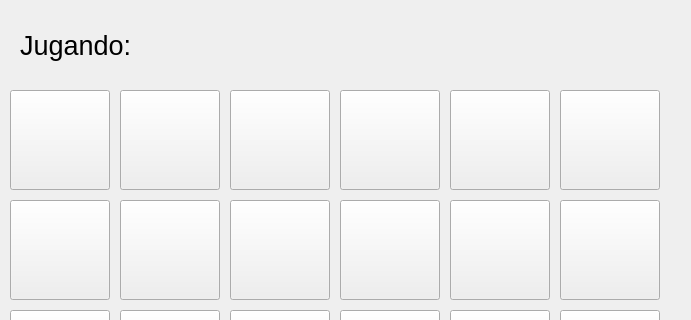
Above: Client (game)/Game/game_window.ui from Dcastroe10/Proyecto-1-Datos-II before the change; both pictures show x 0 to 691 and y 0 to 320 of the 691 by 483 pixel window. Below: the same form after it.
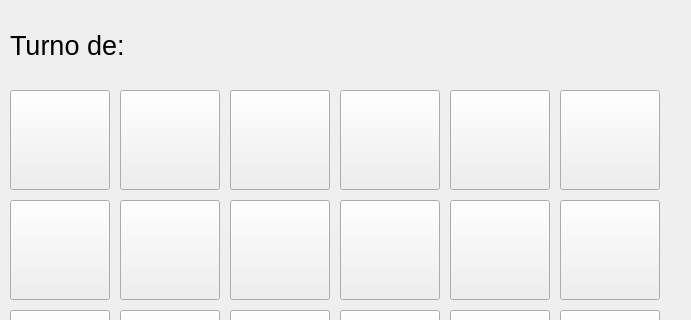
That is the form after the change.

Diff of the .ui file:
```diff
--- a/Client (game)/Game/game_window.ui
+++ b/Client (game)/Game/game_window.ui
@@ -251,7 +251,7 @@
    <widget class="QLabel" name="label">
     <property name="geometry">
      <rect>
-      <x>20</x>
+      <x>10</x>
       <y>20</y>
       <width>141</width>
       <height>51</height>
@@ -263,15 +263,15 @@
      </font>
     </property>
     <property name="text">
-     <string>Jugando:</string>
+     <string>Turno de:</string>
     </property>
    </widget>
    <widget class="QLabel" name="turno">
     <property name="geometry">
      <rect>
-      <x>160</x>
-      <y>30</y>
-      <width>231</width>
+      <x>150</x>
+      <y>20</y>
+      <width>421</width>
       <height>41</height>
      </rect>
     </property>
```
